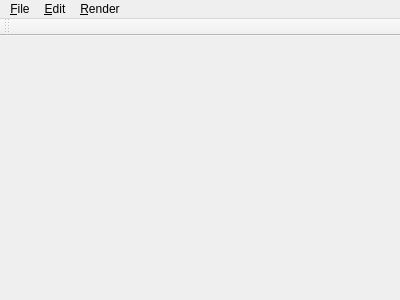
This is SJTUFlow/SJTUFlow/scenedesignwidget.ui in SatanWoo/SJTUFlow as Qt 5 draws it before an edit. The edited form follows.
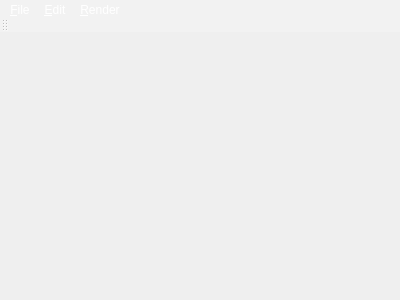
This is the edited form.

```diff
--- a/SJTUFlow/SJTUFlow/scenedesignwidget.ui
+++ b/SJTUFlow/SJTUFlow/scenedesignwidget.ui
@@ -13,6 +13,27 @@
   <property name="windowTitle">
    <string>SceneDesignWidget</string>
   </property>
+  <property name="styleSheet">
+   <string notr="true">QMenuBar
+{
+	border-color: rgba(255, 255, 255, 50);
+	background-color: rgba(255, 255, 255, 50);
+	color: white;
+}
+QMenuBar::item
+{
+	background-color: transparent;
+}
+QMenuBar::item:pressed
+{
+	background-color: rgba(20, 59, 255, 100);
+}
+QToolBar
+{
+	border-color: rgba(255, 255, 255, 50);
+	background-color: rgba(255, 255, 255, 50);
+}</string>
+  </property>
   <widget class="QWidget" name="centralWidget"/>
   <widget class="QMenuBar" name="menuBar">
    <property name="geometry">
```
